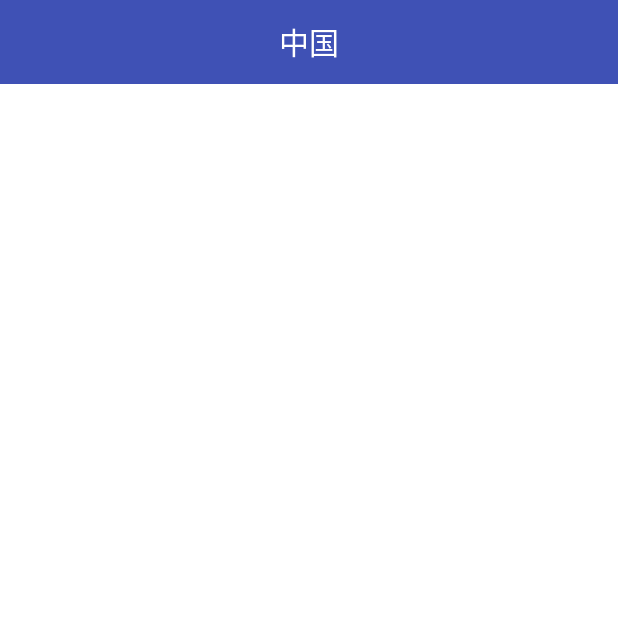
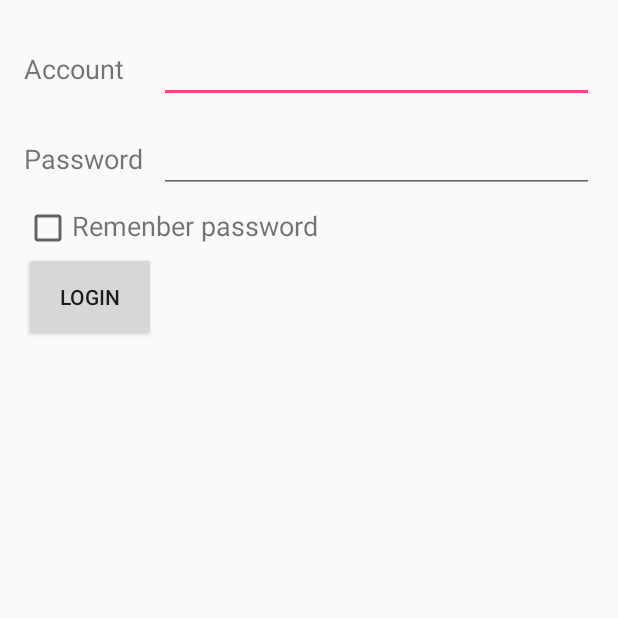
Before and after one commit to windyasd/coolweather, an Android app: the screen it shows after launch (MainActivity before the commit, LoginActivity after it), on a phone screen of 412 x 824 dp, the top half of it. Run offline under Robolectric (Android 15) with nearby library versions, the phone set to English and light mode, and no system bars.

Commit message:
version1 add the login activity

```diff
--- a/app/src/main/AndroidManifest.xml
+++ b/app/src/main/AndroidManifest.xml
@@ -11,13 +11,14 @@
         android:label="@string/app_name"
         android:supportsRtl="true"
         android:theme="@style/AppTheme">
-        <activity android:name=".MainActivity">
+        <activity android:name=".LoginActivity">
             <intent-filter>
                 <action android:name="android.intent.action.MAIN" />
 
                 <category android:name="android.intent.category.LAUNCHER" />
             </intent-filter>
         </activity>
+        <activity android:name=".MainActivity"/>
         <activity android:name=".WeatherActivity" />
 
         <service
--- /dev/null
+++ b/app/src/main/java/comv/example/sunshine/coolweather/LoginActivity.java
@@ -0,0 +1,70 @@
+package comv.example.sunshine.coolweather;
+
+import android.content.Intent;
+import android.content.SharedPreferences;
+import android.os.Bundle;
+import android.preference.PreferenceManager;
+import android.support.v7.app.AppCompatActivity;
+import android.view.View;
+import android.widget.Button;
+import android.widget.CheckBox;
+import android.widget.EditText;
+import android.widget.Toast;
+
+public class LoginActivity extends AppCompatActivity {
+    private EditText accountEdit;
+    private EditText passwordEdit;
+    private Button login;
+    //添加记住密码功能
+    private SharedPreferences preferences;
+    private SharedPreferences.Editor editor;
+    private CheckBox rememberPass;
+
+    @Override
+    protected void onCreate(Bundle savedInstanceState) {
+        super.onCreate(savedInstanceState);
+        setContentView(R.layout.activity_login);
+        //添加纪录密码功能
+        preferences= PreferenceManager.getDefaultSharedPreferences(this);
+        accountEdit=(EditText)findViewById(R.id.account);
+        passwordEdit=(EditText)findViewById(R.id.password);
+        rememberPass=(CheckBox)findViewById(R.id.remember_pass);
+        login=(Button)findViewById(R.id.login);
+        boolean isRemember=preferences.getBoolean("remember_password",false);
+        if (isRemember){
+            String account=preferences.getString("account","");
+            String password=preferences.getString("password","");
+            accountEdit.setText(account);
+            passwordEdit.setText(password);
+            rememberPass.setChecked(true);
+        }
+
+        login.setOnClickListener(new View.OnClickListener(){
+            @Override
+            public void onClick(View v) {
+                String account=accountEdit.getText().toString();
+                String password=passwordEdit.getText().toString();
+                //如果账号是admin且密码是123456，就认为登陆成功
+                if (account.equals("admin")&&password.equals("123456")){
+                    editor=preferences.edit();
+                    if (rememberPass.isChecked()){
+                        //检查复选框是否被选中
+                        editor.putBoolean("remember_password",true);
+                        editor.putString("account",account);
+                        editor.putString("password",password);
+                    }else {
+                        editor.clear();
+                    }
+                    editor.apply();
+                    Intent intent=new Intent(LoginActivity.this,MainActivity.class);
+                    startActivity(intent);
+                    finish();
+                }else {
+                    Toast.makeText(LoginActivity.this,"account or password is invalid",
+                            Toast.LENGTH_SHORT).show();
+                }
+            }
+        });
+
+    }
+}
--- /dev/null
+++ b/app/src/main/res/layout/activity_login.xml
@@ -0,0 +1,77 @@
+<?xml version="1.0" encoding="utf-8"?>
+<LinearLayout xmlns:android="http://schemas.android.com/apk/res/android"
+    xmlns:tools="http://schemas.android.com/tools"
+    android:id="@+id/activity_login"
+    android:layout_width="match_parent"
+    android:layout_height="match_parent"
+    android:orientation="vertical"
+    android:paddingBottom="@dimen/activity_vertical_margin"
+    android:paddingLeft="@dimen/activity_horizontal_margin"
+    android:paddingRight="@dimen/activity_horizontal_margin"
+    android:paddingTop="@dimen/activity_vertical_margin"
+    tools:context="comv.example.sunshine.coolweather.LoginActivity">
+
+    <LinearLayout
+        android:orientation="horizontal"
+        android:layout_width="match_parent"
+        android:layout_height="60dp">
+        <TextView
+            android:layout_width="90dp"
+            android:layout_height="wrap_content"
+            android:layout_gravity="center_vertical"
+            android:textSize="18sp"
+            android:text="Account"
+            />
+        <EditText
+            android:id="@+id/account"
+            android:layout_width="0dp"
+            android:layout_height="wrap_content"
+            android:layout_weight="1"
+            android:layout_gravity="center_vertical"
+            />
+
+    </LinearLayout>
+
+    <LinearLayout
+        android:orientation="horizontal"
+        android:layout_width="match_parent"
+        android:layout_height="60dp">
+        <TextView
+            android:layout_width="90dp"
+            android:layout_height="wrap_content"
+            android:layout_gravity="center_vertical"
+            android:textSize="18sp"
+            android:text="Password"
+            />
+        <EditText
+            android:id="@+id/password"
+            android:layout_width="0dp"
+            android:layout_height="wrap_content"
+            android:layout_weight="1"
+            android:layout_gravity="center_vertical"
+            android:inputType="textPassword"
+            />
+
+    </LinearLayout>
+    <LinearLayout
+        android:orientation="horizontal"
+        android:layout_width="match_parent"
+        android:layout_height="wrap_content">
+        <CheckBox
+            android:id="@+id/remember_pass"
+            android:layout_width="wrap_content"
+            android:layout_height="wrap_content" />
+        <TextView
+            android:layout_width="wrap_content"
+            android:layout_height="wrap_content"
+            android:textSize="18sp"
+            android:text="Remenber password"/>
+    </LinearLayout>
+
+    <Button
+        android:id="@+id/login"
+        android:layout_width="wrap_content"
+        android:layout_height="60dp"
+        android:text="Login"/>
+
+</LinearLayout>
--- a/app/src/main/res/values/strings.xml
+++ b/app/src/main/res/values/strings.xml
@@ -1,3 +1,3 @@
 <resources>
-    <string name="app_name">酷欧天气</string>
+    <string name="app_name">酷欧天气_Prac</string>
 </resources>
```
